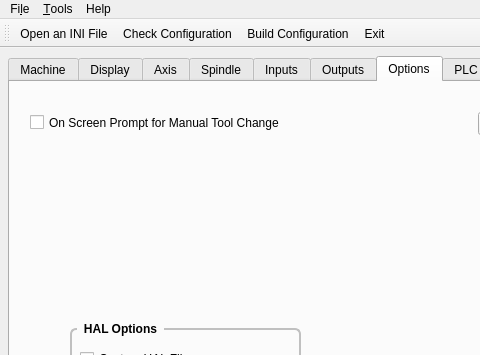
Before: the Qt Designer form c7i96/src/c7i96.ui in jethornton/7i96, drawn with Qt 5; both pictures show x 0 to 480 and y 0 to 355 of the 900 by 800 pixel window.
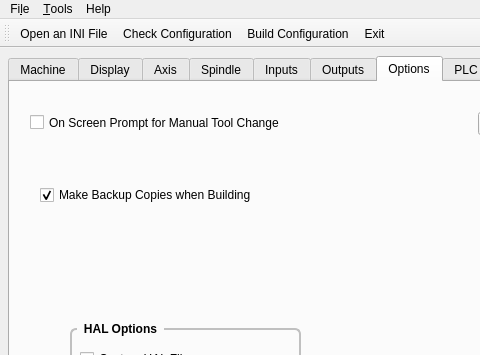
After: the same form once the commit is applied. The open tabs and pages were chosen to show the change.

Commit message: add save backup before build

What changed in the file:
```diff
--- a/c7i96/src/c7i96.ui
+++ b/c7i96/src/c7i96.ui
@@ -5768,6 +5768,22 @@
          </item>
         </layout>
        </widget>
+       <widget class="QCheckBox" name="backupCB">
+        <property name="geometry">
+         <rect>
+          <x>30</x>
+          <y>100</y>
+          <width>301</width>
+          <height>26</height>
+         </rect>
+        </property>
+        <property name="text">
+         <string>Make Backup Copies when Building</string>
+        </property>
+        <property name="checked">
+         <bool>true</bool>
+        </property>
+       </widget>
       </widget>
       <widget class="QWidget" name="plc">
        <attribute name="title">
```
The commit also changes 5 other files.
